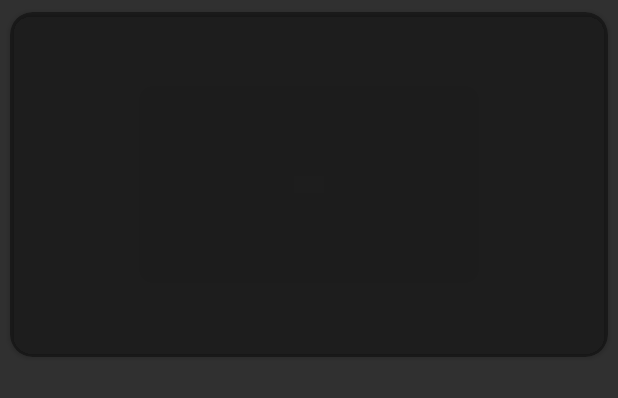
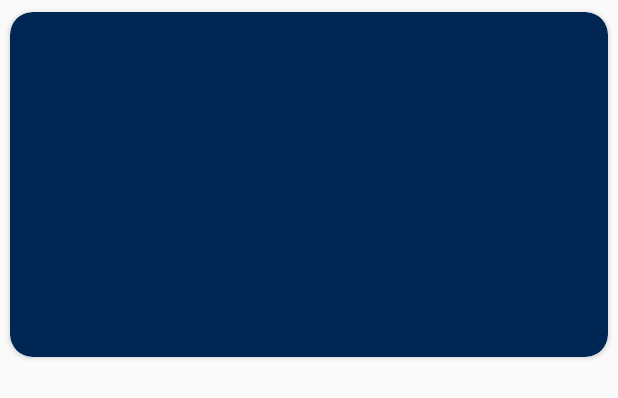
Before and after one commit to bloominstituteoftechnology/Android_Themes, an Android app: the layout image_details_list_item.xml on its own in the app's theme, with its tools: preview values and no code run, on a phone screen of 412 x 824 dp. Shown: the top 398 px of the screen. Run offline under Robolectric (Android 15) with nearby library versions, the phone set to English and light mode, and no system bars.

```diff
--- a/ImageViewer copy/app/src/main/res/layout/image_details_list_item.xml
+++ b/ImageViewer copy/app/src/main/res/layout/image_details_list_item.xml
@@ -5,7 +5,7 @@
     android:layout_width="match_parent"
     android:layout_height="wrap_content"
     android:id="@+id/parent_layout"
-    app:cardBackgroundColor="@color/black_overlay"
+    app:cardBackgroundColor="@color/sabres_blue"
     app:cardCornerRadius="15dp"
     app:cardUseCompatPadding="true">
 
@@ -29,8 +29,8 @@
             android:layout_width="match_parent"
             android:layout_height="30dp"
             android:textSize="22sp"
-            android:textAlignment="center"
-            android:textColor="@android:color/holo_blue_bright"/>
+            android:textColor="@color/sabres_gold"
+            android:textAlignment="center" />
 
     </android.support.constraint.ConstraintLayout>
 </android.support.v7.widget.CardView>
--- a/ImageViewer copy/app/src/main/res/mipmap-anydpi-v26/ic_launcher.xml
+++ b/ImageViewer copy/app/src/main/res/mipmap-anydpi-v26/ic_launcher.xml
@@ -1,5 +1,5 @@
 <?xml version="1.0" encoding="utf-8"?>
 <adaptive-icon xmlns:android="http://schemas.android.com/apk/res/android">
-    <background android:drawable="@drawable/ic_launcher_background" />
-    <foreground android:drawable="@drawable/ic_launcher_foreground" />
+    <background android:drawable="@color/ic_launcher_background"/>
+    <foreground android:drawable="@drawable/ic_launcher_foreground"/>
 </adaptive-icon>
--- a/ImageViewer copy/app/src/main/res/mipmap-anydpi-v26/ic_launcher_round.xml
+++ b/ImageViewer copy/app/src/main/res/mipmap-anydpi-v26/ic_launcher_round.xml
@@ -1,5 +1,5 @@
 <?xml version="1.0" encoding="utf-8"?>
 <adaptive-icon xmlns:android="http://schemas.android.com/apk/res/android">
-    <background android:drawable="@drawable/ic_launcher_background" />
-    <foreground android:drawable="@drawable/ic_launcher_foreground" />
+    <background android:drawable="@color/ic_launcher_background"/>
+    <foreground android:drawable="@drawable/ic_launcher_foreground"/>
 </adaptive-icon>
--- a/ImageViewer copy/app/src/main/res/values/colors.xml
+++ b/ImageViewer copy/app/src/main/res/values/colors.xml
@@ -5,4 +5,8 @@
     <color name="colorAccent">#D81B60</color>
 
     <color name="black_overlay">#66000000</color>
+
+    <color name="sabres_blue">#002654</color>
+    <color name="sabres_gold">#FCB514</color>
+    <color name="sabres_silver">#ADAFAA</color>
 </resources>
--- /dev/null
+++ b/ImageViewer copy/app/src/main/res/values/ic_launcher_background.xml
@@ -0,0 +1,4 @@
+<?xml version="1.0" encoding="utf-8"?>
+<resources>
+    <color name="ic_launcher_background">#002654</color>
+</resources>
--- a/ImageViewer copy/app/src/main/res/values/styles.xml
+++ b/ImageViewer copy/app/src/main/res/values/styles.xml
@@ -20,4 +20,9 @@
         <item name="android:background">@color/black_overlay</item>
     </style>
 
+    <style name="SabresTheme" parent="Theme.AppCompat.Light.DarkActionBar">
+        <item name="colorPrimary">@color/sabres_blue</item>
+        <item name="colorAccent">@color/sabres_gold</item>
+    </style>
+
 </resources>
```
Also changed, not shown: ImageViewer copy/app/src/main/AndroidManifest.xml (+7 -3 lines), ImageViewer copy/app/src/main/res/drawable/ic_launcher_foreground.xml (added, +12 -0 lines), ImageViewer copy/app/src/main/ic_launcher-web.png (added), ImageViewer copy/app/src/main/res/mipmap-hdpi/ic_launcher.png, ImageViewer copy/app/src/main/res/mipmap-hdpi/ic_launcher_round.png, ImageViewer copy/app/src/main/res/mipmap-mdpi/ic_launcher.png, ImageViewer copy/app/src/main/res/mipmap-mdpi/ic_launcher_round.png, ImageViewer copy/app/src/main/res/mipmap-xhdpi/ic_launcher.png, ImageViewer copy/app/src/main/res/mipmap-xhdpi/ic_launcher_round.png, ImageViewer copy/app/src/main/res/mipmap-xxhdpi/ic_launcher.png, ImageViewer copy/app/src/main/res/mipmap-xxhdpi/ic_launcher_round.png, ImageViewer copy/app/src/main/res/mipmap-xxxhdpi/ic_launcher.png, ImageViewer copy/app/src/main/res/mipmap-xxxhdpi/ic_launcher_round.png, 1 other file.
